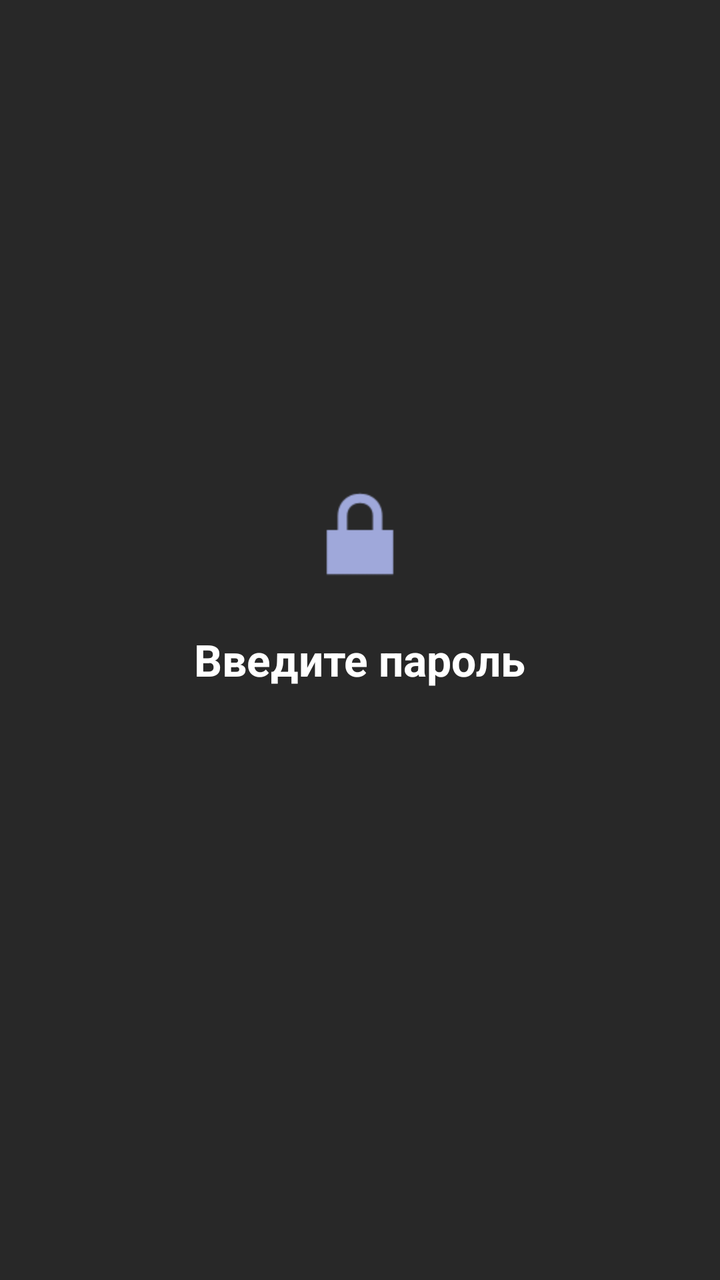
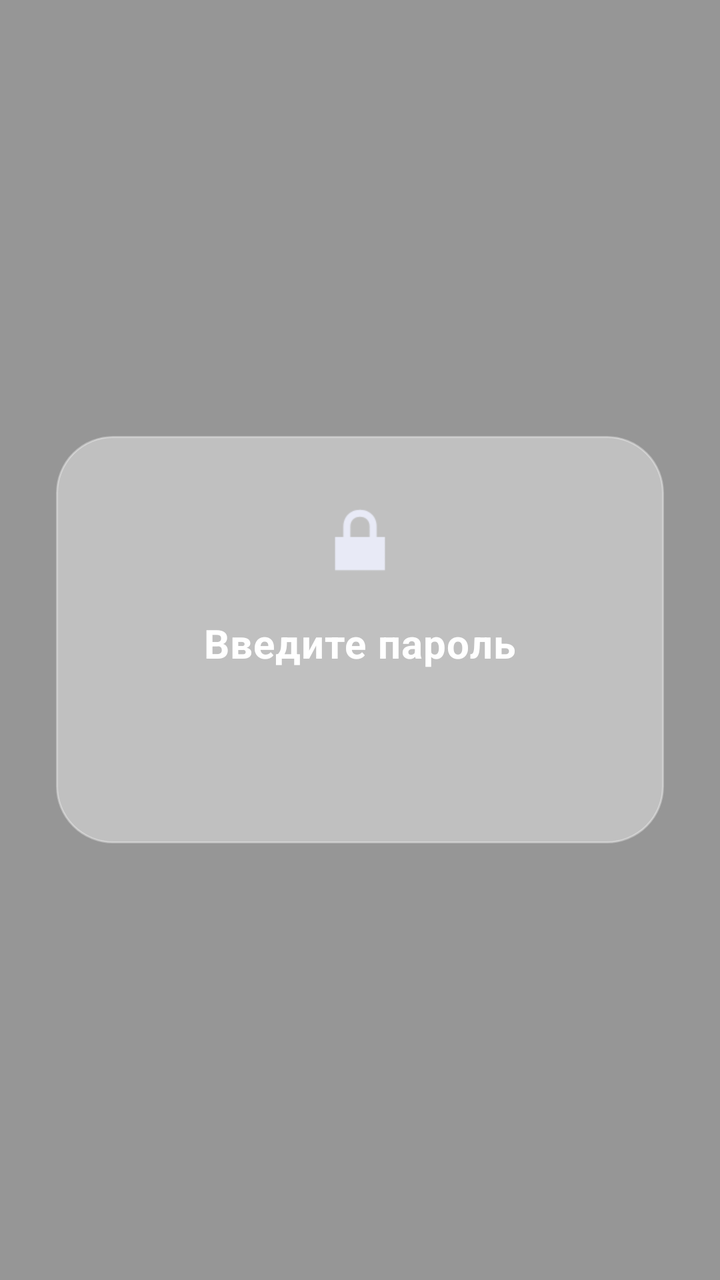

The first picture is an Android layout as it rendered before a commit; the second is the same layout after the commit. The layout source and the unified diff follow.
<!-- AndroidManifest.xml: application theme Theme.LockPath -->
<!-- res/layout/overlay_lock.xml -->
<?xml version="1.0" encoding="utf-8"?>
<FrameLayout xmlns:android="http://schemas.android.com/apk/res/android"
    android:id="@+id/overlay_root"
    android:layout_width="match_parent"
    android:layout_height="match_parent"
    android:background="#E6121212"
    android:clickable="true"
    android:focusable="true">

    <LinearLayout
        android:layout_width="match_parent"
        android:layout_height="wrap_content"
        android:layout_gravity="center"
        android:gravity="center_horizontal"
        android:orientation="vertical"
        android:padding="24dp">

        <ImageView
            android:layout_width="64dp"
            android:layout_height="64dp"
            android:src="@android:drawable/ic_lock_lock"
            android:contentDescription="@null"
            android:tint="#9FA8DA" />

        <TextView
            android:id="@+id/overlay_title"
            android:layout_width="wrap_content"
            android:layout_height="wrap_content"
            android:layout_marginTop="16dp"
            android:text="Введите пароль"
            android:textColor="#FFFFFF"
            android:textSize="22sp"
            android:textStyle="bold" />

        <TextView
            android:id="@+id/overlay_package"
            android:layout_width="wrap_content"
            android:layout_height="wrap_content"
            android:layout_marginTop="4dp"
            android:textColor="#AAAAAA"
            android:textSize="12sp" />

        <LinearLayout
            android:id="@+id/overlay_dots"
            android:layout_width="wrap_content"
            android:layout_height="wrap_content"
            android:layout_marginTop="20dp"
            android:orientation="horizontal"
            android:gravity="center" />

        <TextView
            android:id="@+id/overlay_error"
            android:layout_width="wrap_content"
            android:layout_height="wrap_content"
            android:layout_marginTop="8dp"
            android:textColor="#FF5252"
            android:textSize="14sp"
            android:visibility="gone" />

        
        <GridLayout
            android:id="@+id/overlay_keypad"
            android:layout_width="wrap_content"
            android:layout_height="wrap_content"
            android:layout_marginTop="20dp"
            android:columnCount="3"
            android:rowCount="4"
            android:alignmentMode="alignMargins"
            android:useDefaultMargins="true" />

        
        <EditText
            android:id="@+id/overlay_password_input"
            android:layout_width="match_parent"
            android:layout_height="wrap_content"
            android:layout_marginTop="16dp"
            android:hint="Пароль"
            android:inputType="textPassword"
            android:textColor="#FFFFFF"
            android:textColorHint="#888888"
            android:backgroundTint="#9FA8DA"
            android:visibility="gone" />

        <Button
            android:id="@+id/overlay_unlock_btn"
            android:layout_width="match_parent"
            android:layout_height="wrap_content"
            android:layout_marginTop="16dp"
            android:text="Разблокировать"
            android:visibility="gone" />
    </LinearLayout>
</FrameLayout>
<!-- resources referenced by this layout -->
<resources>
  <style name="Theme.LockPath" parent="android:Theme.Material.Light.NoActionBar">
          <item name="android:statusBarColor">@android:color/transparent</item>
          <item name="android:navigationBarColor">@android:color/transparent</item>
          <item name="android:windowLightStatusBar">true</item>
      </style>
</resources>

<!-- the commit's change to res/layout/overlay_lock.xml (unified diff, before → after) -->
@@ -3,48 +3,59 @@
     android:id="@+id/overlay_root"
     android:layout_width="match_parent"
     android:layout_height="match_parent"
-    android:background="#E6121212"
     android:clickable="true"
-    android:focusable="true">
+    android:focusable="true"
+    android:background="#66000000">
 
+    
     <LinearLayout
+        android:id="@+id/overlay_card"
         android:layout_width="match_parent"
         android:layout_height="wrap_content"
         android:layout_gravity="center"
+        android:layout_marginStart="28dp"
+        android:layout_marginEnd="28dp"
         android:gravity="center_horizontal"
         android:orientation="vertical"
-        android:padding="24dp">
+        android:paddingTop="28dp"
+        android:paddingBottom="28dp"
+        android:paddingStart="20dp"
+        android:paddingEnd="20dp"
+        android:background="@drawable/bg_glass_card"
+        android:elevation="12dp">
 
         <ImageView
-            android:layout_width="64dp"
-            android:layout_height="64dp"
+            android:id="@+id/overlay_lock_icon"
+            android:layout_width="48dp"
+            android:layout_height="48dp"
             android:src="@android:drawable/ic_lock_lock"
             android:contentDescription="@null"
-            android:tint="#9FA8DA" />
+            android:tint="#E8EAF6" />
 
         <TextView
             android:id="@+id/overlay_title"
             android:layout_width="wrap_content"
             android:layout_height="wrap_content"
-            android:layout_marginTop="16dp"
+            android:layout_marginTop="14dp"
             android:text="Введите пароль"
             android:textColor="#FFFFFF"
-            android:textSize="22sp"
-            android:textStyle="bold" />
+            android:textSize="20sp"
+            android:textStyle="bold"
+            android:letterSpacing="0.02" />
 
         <TextView
             android:id="@+id/overlay_package"
             android:layout_width="wrap_content"
             android:layout_height="wrap_content"
             android:layout_marginTop="4dp"
-            android:textColor="#AAAAAA"
-            android:textSize="12sp" />
+            android:textColor="#99FFFFFF"
+            android:textSize="11sp" />
 
         <LinearLayout
             android:id="@+id/overlay_dots"
             android:layout_width="wrap_content"
             android:layout_height="wrap_content"
-            android:layout_marginTop="20dp"
+            android:layout_marginTop="22dp"
             android:orientation="horizontal"
             android:gravity="center" />
 
@@ -52,23 +63,20 @@
             android:id="@+id/overlay_error"
             android:layout_width="wrap_content"
             android:layout_height="wrap_content"
-            android:layout_marginTop="8dp"
-            android:textColor="#FF5252"
-            android:textSize="14sp"
+            android:layout_marginTop="10dp"
+            android:textColor="#FF8A80"
+            android:textSize="13sp"
             android:visibility="gone" />
 
-        
         <GridLayout
             android:id="@+id/overlay_keypad"
             android:layout_width="wrap_content"
             android:layout_height="wrap_content"
-            android:layout_marginTop="20dp"
+            android:layout_marginTop="18dp"
             android:columnCount="3"
             android:rowCount="4"
-            android:alignmentMode="alignMargins"
-            android:useDefaultMargins="true" />
+            android:alignmentMode="alignMargins" />
 
-        
         <EditText
             android:id="@+id/overlay_password_input"
             android:layout_width="match_parent"
@@ -77,15 +85,15 @@
             android:hint="Пароль"
             android:inputType="textPassword"
             android:textColor="#FFFFFF"
-            android:textColorHint="#888888"
-            android:backgroundTint="#9FA8DA"
+            android:textColorHint="#66FFFFFF"
+            android:backgroundTint="#B0BEC5"
             android:visibility="gone" />
 
         <Button
             android:id="@+id/overlay_unlock_btn"
             android:layout_width="match_parent"
             android:layout_height="wrap_content"
-            android:layout_marginTop="16dp"
+            android:layout_marginTop="12dp"
             android:text="Разблокировать"
             android:visibility="gone" />
     </LinearLayout>
<!-- resource entries referenced after the edit -->
@@ -1,5 +1,15 @@
 <!-- resources referenced by this layout -->
 <resources>
+  <!-- drawable bg_glass_card (drawable) -->
+  <?xml version="1.0" encoding="utf-8"?>
+  <shape xmlns:android="http://schemas.android.com/apk/res/android"
+      android:shape="rectangle">
+      <solid android:color="#66FFFFFF" />
+      <corners android:radius="28dp" />
+      <stroke
+          android:width="1dp"
+          android:color="#55FFFFFF" />
+  </shape>
   <style name="Theme.LockPath" parent="android:Theme.Material.Light.NoActionBar">
           <item name="android:statusBarColor">@android:color/transparent</item>
           <item name="android:navigationBarColor">@android:color/transparent</item>
